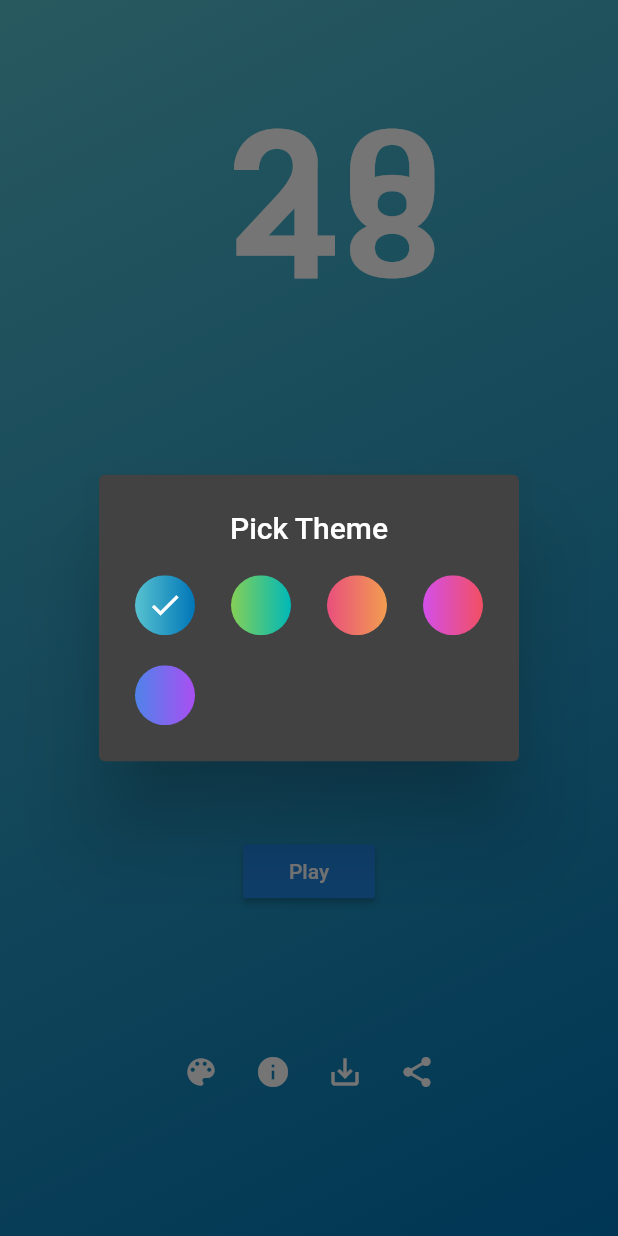
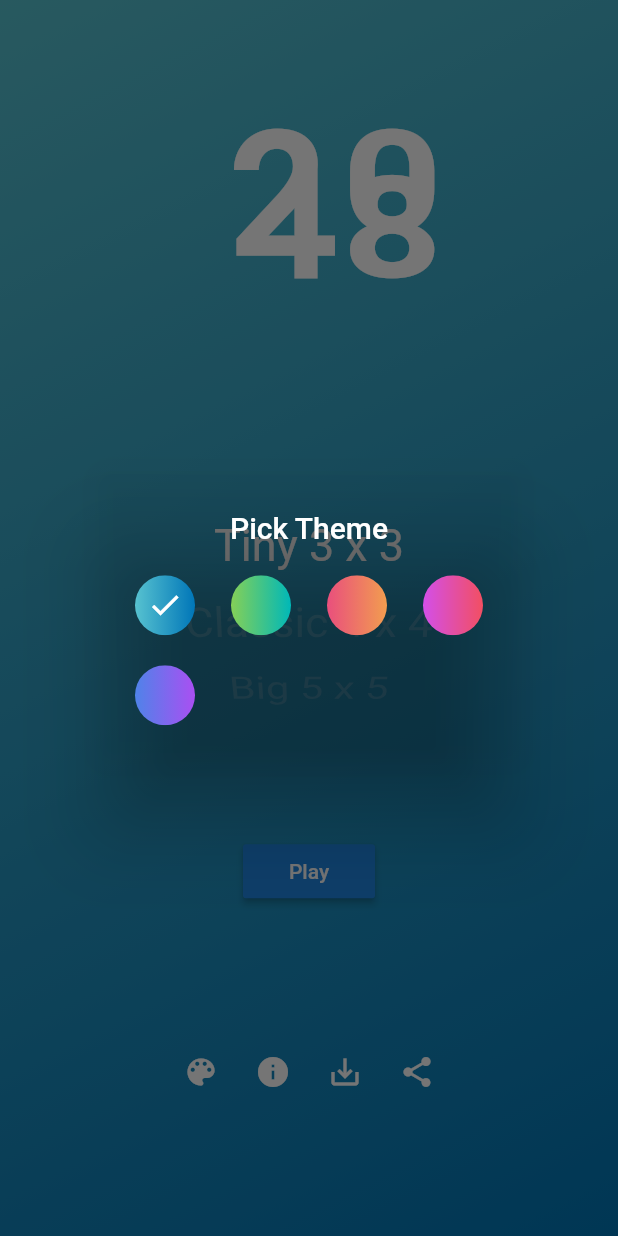
Before and after one commit to manickjamadar/2048, a Flutter app: the screen it shows after launch, after a tap on the "color lens" icon, on a phone screen of 412 x 824 dp. Run offline on Flutter 3.47's test engine with Material 2 defaults, Android fonts, the phone set to English and light mode, and no system bars; our stand-ins replace bloc, dartz, equatable, flutter_bloc, freezed_annotation, get_it and 4 more; accounts and stored records are empty; generated files the repository leaves out were written again.

Commit message:
background color changed in theme color picker

```diff
--- a/lib/presentation/screens/home/widgets/theme_color_picker.dart
+++ b/lib/presentation/screens/home/widgets/theme_color_picker.dart
@@ -12,7 +12,7 @@ class ThemeColorPicker extends StatelessWidget {
   @override
   Widget build(BuildContext context) {
     return AlertDialog(
-      // backgroundColor: Colors.white.withOpacity(0.3),
+      backgroundColor: Colors.black.withOpacity(0),
       title: Text(
         "Pick Theme",
         // style: TextStyle(color: Colors.white),
```
